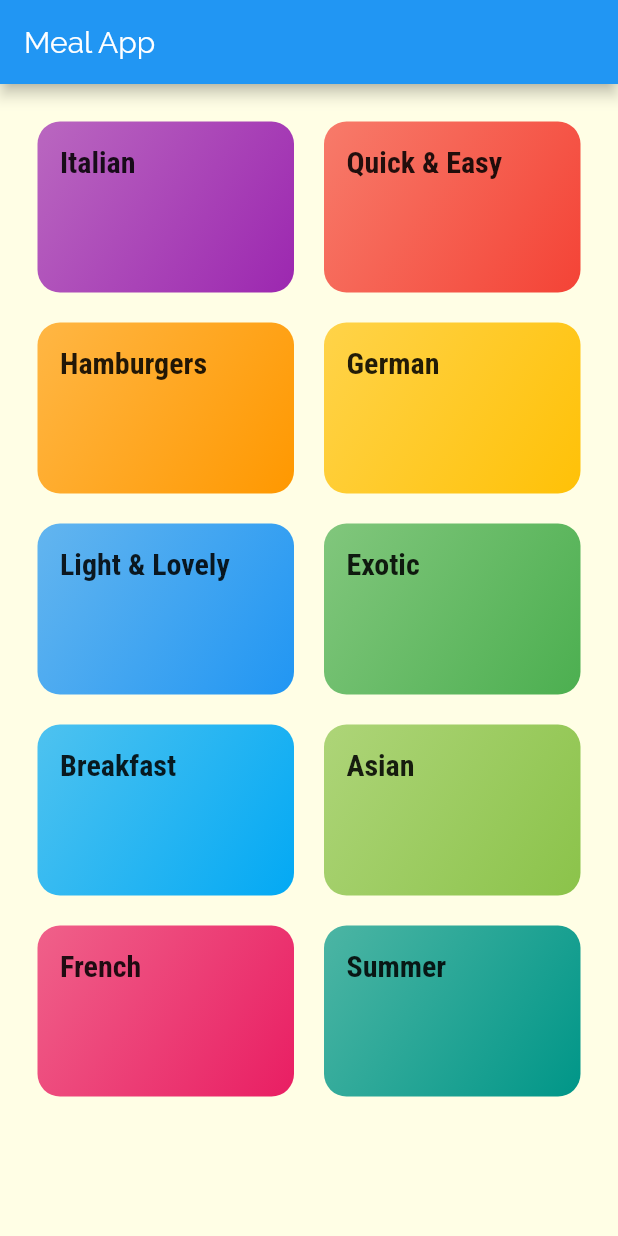
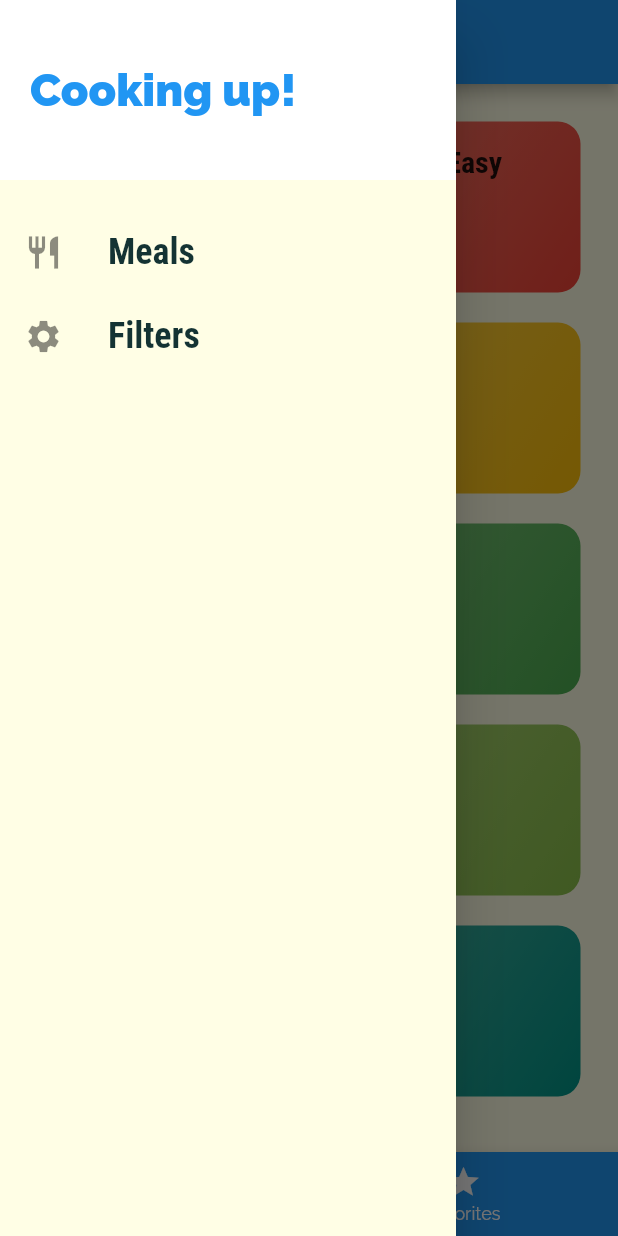
Before and after one commit to stevens34400/Flutter_IntroCourse, a Flutter app: the screen it shows after launch, with the side drawer open (before the commit the screen has no drawer), on a phone screen of 412 x 824 dp. Run offline on Flutter 3.47's test engine with Material 2 defaults, Android fonts, the phone set to English and light mode, and no system bars.

Commit message:
added drawer for tabs_screen

```diff
--- a/meals_app/lib/main.dart
+++ b/meals_app/lib/main.dart
@@ -1,8 +1,9 @@
 import 'package:flutter/material.dart';
 
-import 'screens/category_meals_screen.dart';
-import 'screens/categories_screen.dart';
-import '/screens/meal_detail_screen.dart';
+import './screens/tabs_screen.dart';
+import './screens/category_meals_screen.dart';
+import './screens/categories_screen.dart';
+import './screens/meal_detail_screen.dart';
 
 void main() {
   runApp(MyApp());
@@ -33,10 +34,10 @@ class MyApp extends StatelessWidget {
               ),
             ),
       ),
-      home: CategoriesScreen(),
+      home: TabsScreen(),
       routes: {
         CategoryMealsScreen.routeName: (context) => CategoryMealsScreen(),
-        // MealDetailScreen.routeName: (context) => MealDetailScreen(),
+        MealDetailScreen.routeName: (context) => MealDetailScreen(),
       },
       // onGenerateRoute: (settings) {
       //   print(settings.arguments);
@@ -44,11 +45,11 @@ class MyApp extends StatelessWidget {
       // },
 
       //For unregistered route in map of routes / Fallback option
-      onUnknownRoute: (settings) {
-        return MaterialPageRoute(
-          builder: (context) => CategoriesScreen(),
-        );
-      },
+      // onUnknownRoute: (settings) {
+      //   return MaterialPageRoute(
+      //     builder: (context) => CategoriesScreen(),
+      //   );
+      // },
     );
   }
 }
--- a/meals_app/lib/screens/categories_screen.dart
+++ b/meals_app/lib/screens/categories_screen.dart
@@ -7,11 +7,7 @@ import '../widgets/category_item.dart';
 class CategoriesScreen extends StatelessWidget {
   @override
   Widget build(BuildContext context) {
-    return Scaffold(
-      appBar: AppBar(
-        title: const Text('Meal App'),
-      ),
-      body: GridView(
+    return GridView(
       padding: const EdgeInsets.all(25),
       children: DUMMY_CATEGORIES
           .map(
@@ -28,7 +24,6 @@ class CategoriesScreen extends StatelessWidget {
         crossAxisSpacing: 20,
         mainAxisSpacing: 20,
       ),
-      ),
     );
   }
 }
--- /dev/null
+++ b/meals_app/lib/screens/tabs_screen.dart
@@ -0,0 +1,56 @@
+import 'package:flutter/material.dart';
+
+import '../widgets/main_drawer.dart';
+import './favorites_screen.dart';
+import './categories_screen.dart';
+
+class TabsScreen extends StatefulWidget {
+  @override
+  _TabScreenState createState() => _TabScreenState();
+}
+
+class _TabScreenState extends State<TabsScreen> {
+  final List<Map<String, Object>> _pages = [
+    {'page': CategoriesScreen(), 'title': 'Categories'},
+    {'page': FavoritesScreen(), 'title': 'Favorites'},
+  ];
+
+  int _selectedPageIndex = 0;
+
+  void _selectPage(int index) {
+    setState(() {
+      _selectedPageIndex = index;
+    });
+  }
+
+  @override
+  Widget build(BuildContext context) {
+    return Scaffold(
+      appBar: AppBar(
+        title: Text(_pages[_selectedPageIndex]['title']),
+      ),
+      drawer: MainDrawer(),
+      body: _pages[_selectedPageIndex]['page'],
+      bottomNavigationBar: BottomNavigationBar(
+        onTap: _selectPage,
+        backgroundColor: Theme.of(context).primaryColor,
+        unselectedItemColor: Colors.white,
+        selectedItemColor: Colors.yellow,
+        currentIndex: _selectedPageIndex,
+        // type: BottomNavigationBarType.shifting,
+        items: [
+          BottomNavigationBarItem(
+            backgroundColor: Theme.of(context).primaryColor,
+            icon: Icon(Icons.category),
+            title: Text('Categories'),
+          ),
+          BottomNavigationBarItem(
+            backgroundColor: Theme.of(context).primaryColor,
+            icon: Icon(Icons.star),
+            title: Text('Favorites'),
+          ),
+        ],
+      ),
+    );
+  }
+}
--- /dev/null
+++ b/meals_app/lib/widgets/main_drawer.dart
@@ -0,0 +1,49 @@
+import 'package:flutter/material.dart';
+
+class MainDrawer extends StatelessWidget {
+  Widget _buildListTile(String title, IconData icon) {
+    return ListTile(
+      leading: Icon(
+        icon,
+        size: 26,
+      ),
+      title: Text(
+        title,
+        style: TextStyle(
+          fontFamily: 'RobotoCondensed',
+          fontSize: 24,
+          fontWeight: FontWeight.bold,
+        ),
+      ),
+    );
+  }
+
+  @override
+  Widget build(BuildContext context) {
+    return Drawer(
+        child: Column(
+      children: <Widget>[
+        Container(
+          height: 120,
+          width: double.infinity,
+          padding: EdgeInsets.all(20),
+          alignment: Alignment.centerLeft,
+          color: Theme.of(context).accentColor,
+          child: Text(
+            'Cooking up!',
+            style: TextStyle(
+              fontWeight: FontWeight.w900,
+              fontSize: 30,
+              color: Theme.of(context).primaryColor,
+            ),
+          ),
+        ),
+        SizedBox(
+          height: 20,
+        ),
+        _buildListTile('Meals', Icons.restaurant),
+        _buildListTile('Filters', Icons.settings),
+      ],
+    ));
+  }
+}
```
Also changed, not shown: meals_app/lib/screens/favorites_screen.dart (added, +10 -0 lines), meals_app/lib/screens/meal_detail_screen.dart (+72 -3 lines). Lines whose indentation alone changed are shown as unchanged.
